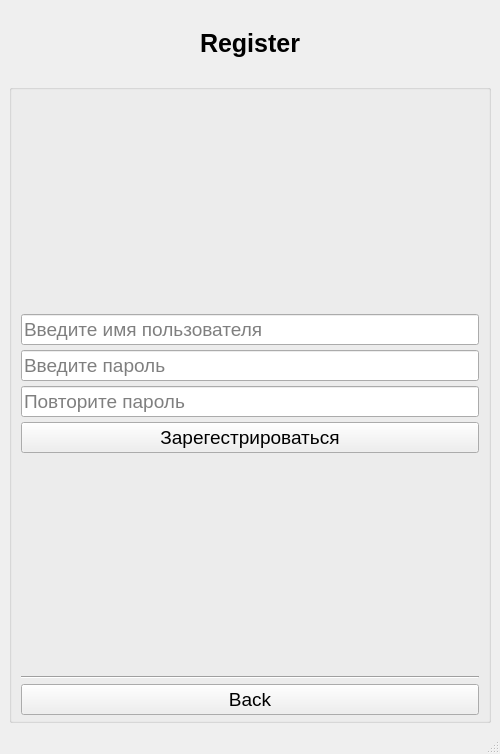
Before: the Qt Designer form advanced/practice_7_GUI/resources/ui/register.ui in novobranchenko-danil/124-19, drawn with Qt 5.
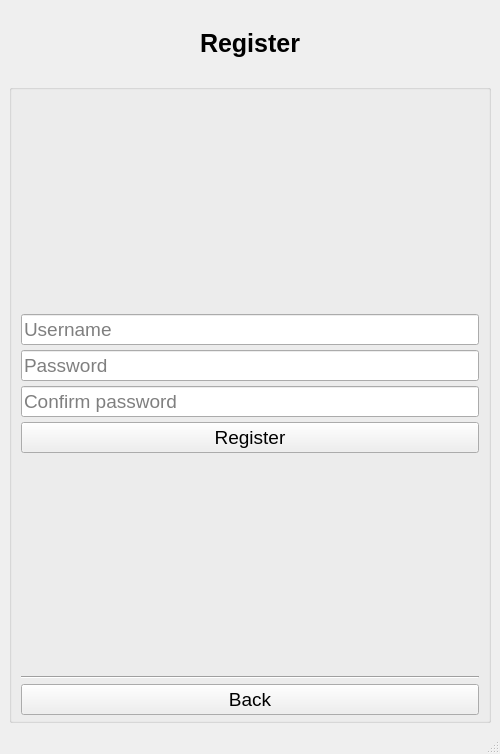
After: the same form once the commit is applied.

```diff
--- a/advanced/practice_7_GUI/resources/ui/register.ui
+++ b/advanced/practice_7_GUI/resources/ui/register.ui
@@ -123,28 +123,28 @@
        <item>
         <widget class="QLineEdit" name="username_input">
          <property name="placeholderText">
-          <string>Введите имя пользователя</string>
+          <string>Username</string>
          </property>
         </widget>
        </item>
        <item>
         <widget class="QLineEdit" name="password_input">
          <property name="placeholderText">
-          <string>Введите пароль</string>
+          <string>Password</string>
          </property>
         </widget>
        </item>
        <item>
         <widget class="QLineEdit" name="confirm_password_input">
          <property name="placeholderText">
-          <string>Повторите пароль</string>
+          <string>Confirm password  </string>
          </property>
         </widget>
        </item>
        <item>
         <widget class="QPushButton" name="register_button">
          <property name="text">
-          <string>Зарегестрироваться</string>
+          <string>Register</string>
          </property>
         </widget>
        </item>
```
